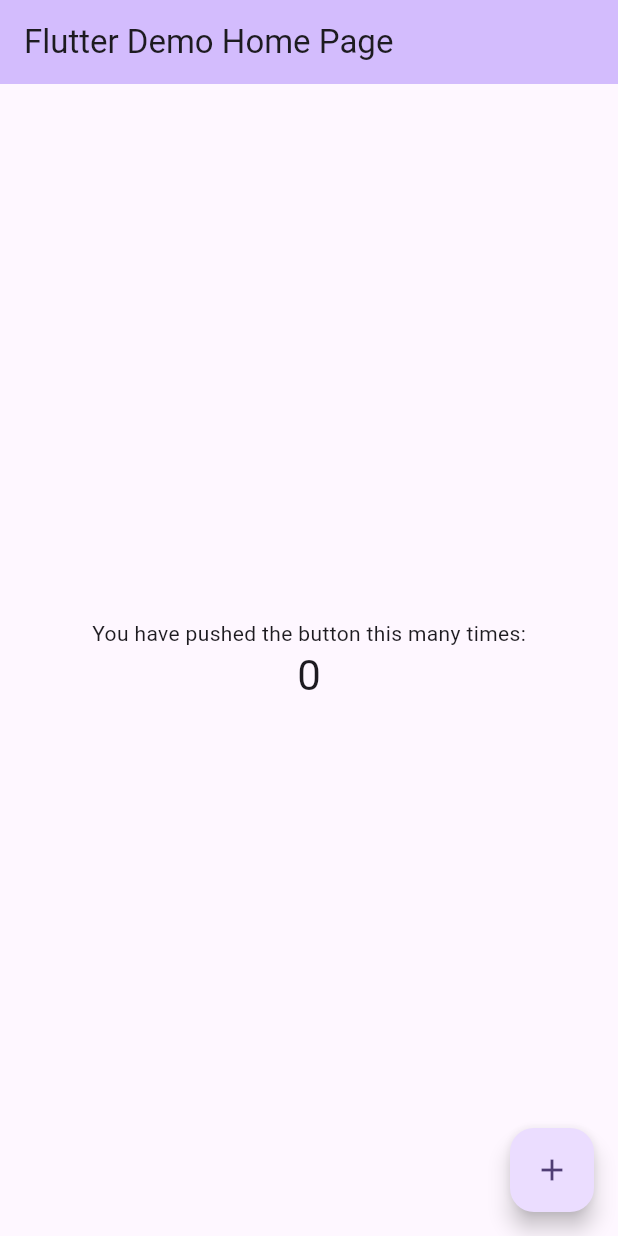
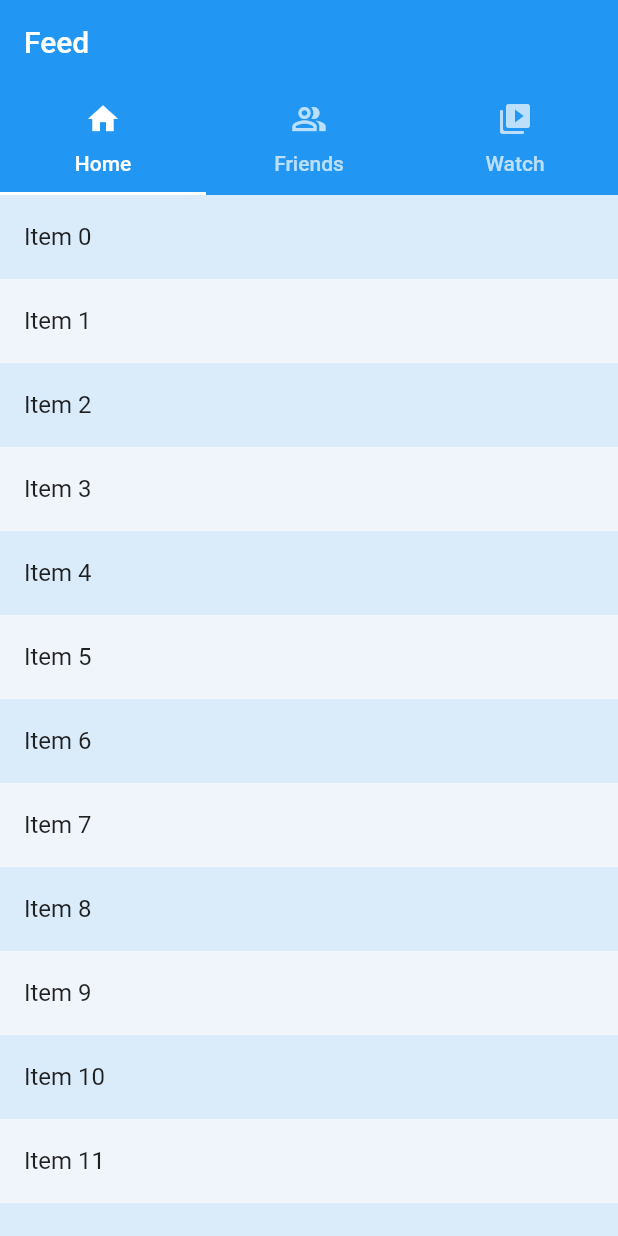
Before and after one commit to chymchym1905/facebook-clone, a Flutter app: the screen it shows after launch, on a phone screen of 412 x 824 dp. Run offline on Flutter 3.47's test engine with Material 2 defaults, Android fonts, the phone set to English and light mode, and no system bars; Roboto replaces fonts that are missing (HyWenHei).

Commit message:
icons change add tabbar, scrollbar

```diff
--- /dev/null
+++ b/lib/friends.dart
@@ -0,0 +1,17 @@
+import 'package:flutter/material.dart';
+
+class Friends extends StatelessWidget{
+  const Friends({super.key, required this.data});
+  final String data;
+  @override
+  Widget build(BuildContext context){
+    return Scaffold(
+      appBar: AppBar(
+        title: const Text('2nd page'),
+      ),
+      body: Center(
+        child: Text(data),
+      )
+    );
+  }
+}
--- a/lib/main.dart
+++ b/lib/main.dart
@@ -1,125 +1,89 @@
+
 import 'package:flutter/material.dart';
+import 'package:flutter_application_1/routesettings.dart';
+
 
 void main() {
-  runApp(const MyApp());
+  runApp(MaterialApp(
+    home: Home(),
+    theme: ThemeData(
+      fontFamily: 'HyWenHei',
+      brightness: Brightness.light,
+      primaryColor: Colors.blue,
+      hintColor: Colors.orange,
+    ),
+    initialRoute: '/',
+    onGenerateRoute: RouteGenerator.generateRoute,
+  ));
 }
 
-class MyApp extends StatelessWidget {
-  const MyApp({super.key});
+class Home extends StatefulWidget {
+  const Home({super.key});
 
-  // This widget is the root of your application.
+  @override
+  State<Home> createState() => _HomeState();
+}
+class _HomeState extends State<Home>{
+  final List<int> _items = List<int>.generate(50, (int index) => index);
   @override
   Widget build(BuildContext context) {
-    return MaterialApp(
-      title: 'Flutter Demo',
-      theme: ThemeData(
-        // This is the theme of your application.
-        //
-        // TRY THIS: Try running your application with "flutter run". You'll see
-        // the application has a blue toolbar. Then, without quitting the app,
-        // try changing the seedColor in the colorScheme below to Colors.green
-        // and then invoke "hot reload" (save your changes or press the "hot
-        // reload" button in a Flutter-supported IDE, or press "r" if you used
-        // the command line to start the app).
-        //
-        // Notice that the counter didn't reset back to zero; the application
-        // state is not lost during the reload. To reset the state, use hot
-        // restart instead.
-        //
-        // This works for code too, not just values: Most code changes can be
-        // tested with just a hot reload.
-        colorScheme: ColorScheme.fromSeed(seedColor: Colors.deepPurple),
-        useMaterial3: true,
+    final ColorScheme colorScheme = Theme.of(context).colorScheme;
+    final Color oddItemColor = colorScheme.primary.withOpacity(0.05);
+    final Color evenItemColor = colorScheme.primary.withOpacity(0.15);
+    return  Scaffold(
+      body: DefaultTabController(
+        length: 3,
+        child: NestedScrollView(
+          headerSliverBuilder: (context,value){
+            return [
+              const SliverAppBar(
+                pinned: true,
+                expandedHeight: 100.0,
+                title: Text('Feed'),
+                bottom: TabBar(
+                  tabs: [
+                    Tab(
+                      icon: Icon(Icons.home),
+                      text: 'Home',
                     ),
-      home: const MyHomePage(title: 'Flutter Demo Home Page'),
-    );
-  }
-}
-
-class MyHomePage extends StatefulWidget {
-  const MyHomePage({super.key, required this.title});
-  ///Hello World
-  // This widget is the home page of your application. It is stateful, meaning
-  // that it has a State object (defined below) that contains fields that affect
-  // how it looks.
-
-  // This class is the configuration for the state. It holds the values (in this
-  // case the title) provided by the parent (in this case the App widget) and
-  // used by the build method of the State. Fields in a Widget subclass are
-  // always marked "final".
-
-  final String title;
-
-  @override
-  State<MyHomePage> createState() => _MyHomePageState();
-}
-
-class _MyHomePageState extends State<MyHomePage> {
-  int _counter = 0;
-
-  void _incrementCounter() {
-    setState(() {
-      // This call to setState tells the Flutter framework that something has
-      // changed in this State, which causes it to rerun the build method below
-      // so that the display can reflect the updated values. If we changed
-      // _counter without calling setState(), then the build method would not be
-      // called again, and so nothing would appear to happen.
-      _counter++;
-    });
-  }
-
-  @override
-  Widget build(BuildContext context) {
-    // This method is rerun every time setState is called, for instance as done
-    // by the _incrementCounter method above.
-    //
-    // The Flutter framework has been optimized to make rerunning build methods
-    // fast, so that you can just rebuild anything that needs updating rather
-    // than having to individually change instances of widgets.
-    return Scaffold(
-      appBar: AppBar(
-        // TRY THIS: Try changing the color here to a specific color (to
-        // Colors.amber, perhaps?) and trigger a hot reload to see the AppBar
-        // change color while the other colors stay the same.
-        backgroundColor: Theme.of(context).colorScheme.inversePrimary,
-        // Here we take the value from the MyHomePage object that was created by
-        // the App.build method, and use it to set our appbar title.
-        title: Text(widget.title),
+                    Tab(
+                      icon: Icon(Icons.people_alt_outlined),
+                      text: 'Friends',
                     ),
-      body: Center(
-        // Center is a layout widget. It takes a single child and positions it
-        // in the middle of the parent.
-        child: Column(
-          // Column is also a layout widget. It takes a list of children and
-          // arranges them vertically. By default, it sizes itself to fit its
-          // children horizontally, and tries to be as tall as its parent.
-          //
-          // Column has various properties to control how it sizes itself and
-          // how it positions its children. Here we use mainAxisAlignment to
-          // center the children vertically; the main axis here is the vertical
-          // axis because Columns are vertical (the cross axis would be
-          // horizontal).
-          //
-          // TRY THIS: Invoke "debug painting" (choose the "Toggle Debug Paint"
-          // action in the IDE, or press "p" in the console), to see the
-          // wireframe for each widget.
-          mainAxisAlignment: MainAxisAlignment.center,
-          children: <Widget>[
-            const Text(
-              'You have pushed the button this many times:',
-            ),
-            Text(
-              '$_counter',
-              style: Theme.of(context).textTheme.headlineMedium,
+                    Tab(
+                      icon: Icon(Icons.video_collection_rounded),
+                      text: 'Watch',
                     ),
                   ],
                 ),
               ),
-      floatingActionButton: FloatingActionButton(
-        onPressed: _incrementCounter,
-        tooltip: 'Increment',
-        child: const Icon(Icons.add),
-      ), // This trailing comma makes auto-formatting nicer for build methods.
+            ];
+          },
+          body: TabBarView(
+             children: [
+               ReorderableListView(
+                   children: [
+                     for (int index = 0; index < _items.length; index += 1)
+                       ListTile(
+                         key: Key('$index'),
+                         tileColor: _items[index].isOdd ? oddItemColor : evenItemColor,
+                         title: Text('Item ${_items[index]}'),
+                       ),
+                   ],
+                   onReorder: (int oldIndex, int newIndex) {
+                     setState(() {
+                       if (oldIndex < newIndex) {
+                         newIndex -= 1;
+                       }
+                       final int item = _items.removeAt(oldIndex);
+                       _items.insert(newIndex, item);
+                     });
+                   },)
+             ],
+
+            ),
+          ),
+        ),
       );
   }
 }
```
Also changed, not shown: lib/posts.dart (added, +17 -0 lines), lib/routesettings.dart (added, +42 -0 lines), lib/watch.dart (added, +17 -0 lines), pubspec.yaml (+6 -11 lines), 7 other files. Lines whose indentation alone changed are shown as unchanged.
